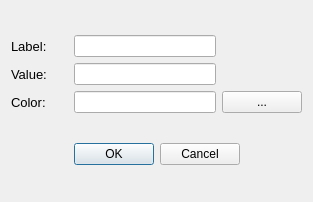
Qt form QtLab2/chartpointdialog.ui (algebrabender/OOProjLab) before a commit.
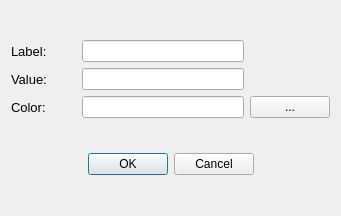
The same form after that commit.

```diff
--- a/QtLab2/chartpointdialog.ui
+++ b/QtLab2/chartpointdialog.ui
@@ -6,8 +6,8 @@
    <rect>
     <x>0</x>
     <y>0</y>
-    <width>313</width>
-    <height>202</height>
+    <width>341</width>
+    <height>216</height>
    </rect>
   </property>
   <property name="windowTitle">
@@ -19,7 +19,7 @@
      <item row="2" column="2">
       <widget class="QPushButton" name="colorButton">
        <property name="sizePolicy">
-        <sizepolicy hsizetype="Fixed" vsizetype="Fixed">
+        <sizepolicy hsizetype="Minimum" vsizetype="Minimum">
          <horstretch>0</horstretch>
          <verstretch>0</verstretch>
         </sizepolicy>
@@ -78,6 +78,12 @@
    </item>
    <item>
     <widget class="QDialogButtonBox" name="buttonBox">
+     <property name="sizePolicy">
+      <sizepolicy hsizetype="Minimum" vsizetype="Fixed">
+       <horstretch>0</horstretch>
+       <verstretch>0</verstretch>
+      </sizepolicy>
+     </property>
      <property name="orientation">
       <enum>Qt::Horizontal</enum>
      </property>
```
Left out of the diff: 54 changed lines with no effect on the pictures.
